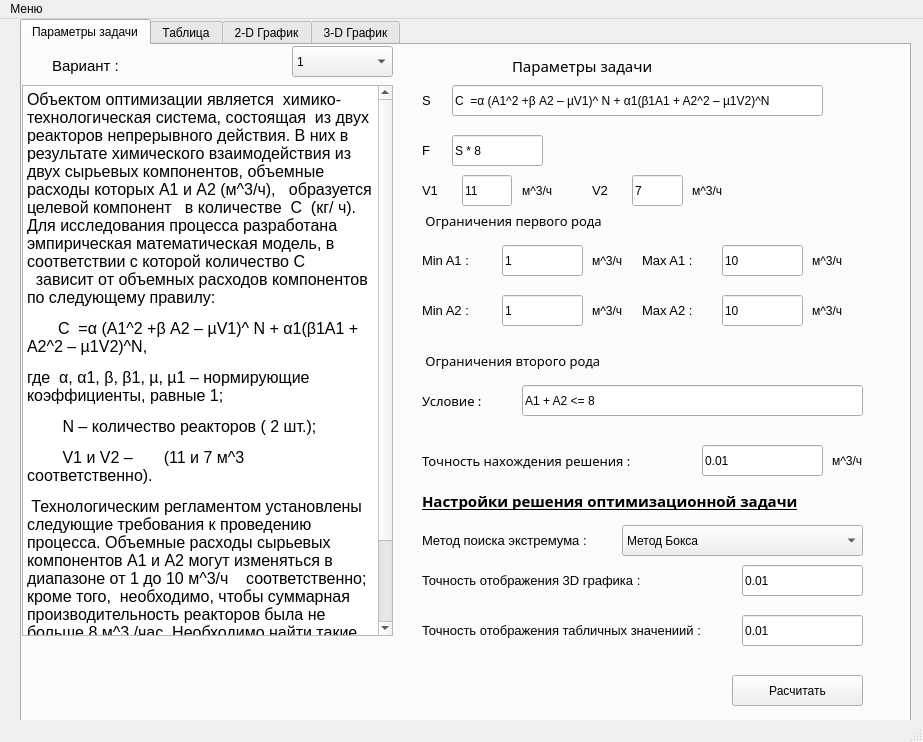
Before: the Qt Designer form optimization_methods/windows/mainWindows/userWindow1_ui.ui in iam-nii/NRS-01, drawn with Qt 5.
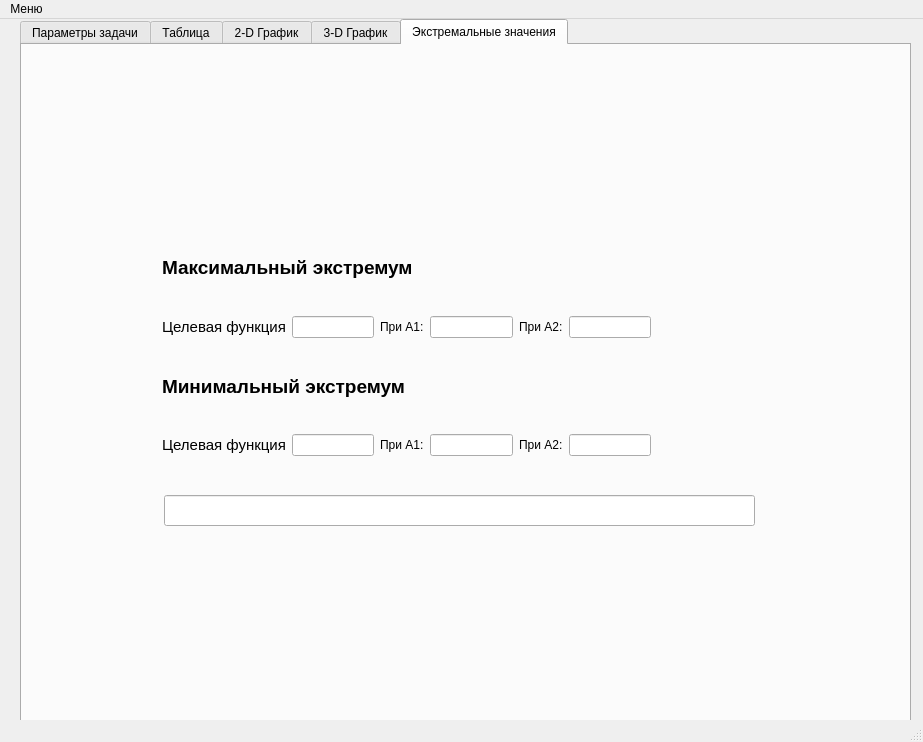
After: the same form once the commit is applied. The open tabs and pages were chosen to show the change.

Commit message: program package ready. Necessary actions: fix 2d graph to draw the line where A1 + A2 < 8

```diff
--- a/optimization_methods/windows/mainWindows/userWindow1_ui.ui
+++ b/optimization_methods/windows/mainWindows/userWindow1_ui.ui
@@ -333,6 +333,9 @@
       <property name="text">
        <string>A1 + A2 &lt;= 8</string>
       </property>
+      <property name="readOnly">
+       <bool>true</bool>
+      </property>
      </widget>
      <widget class="QLabel" name="label_39">
       <property name="geometry">
@@ -713,6 +716,171 @@
       <string>3-D График</string>
      </attribute>
     </widget>
+    <widget class="QWidget" name="results_frame">
+     <attribute name="title">
+      <string>Экстремальные значения</string>
+     </attribute>
+     <widget class="QLineEdit" name="result_output_text">
+      <property name="geometry">
+       <rect>
+        <x>142</x>
+        <y>450</y>
+        <width>591</width>
+        <height>31</height>
+       </rect>
+      </property>
+     </widget>
+     <widget class="QWidget" name="">
+      <property name="geometry">
+       <rect>
+        <x>140</x>
+        <y>180</y>
+        <width>489</width>
+        <height>231</height>
+       </rect>
+      </property>
+      <layout class="QVBoxLayout" name="verticalLayout_3">
+       <item>
+        <layout class="QVBoxLayout" name="verticalLayout">
+         <item>
+          <widget class="QLabel" name="label">
+           <property name="font">
+            <font>
+             <pointsize>14</pointsize>
+             <weight>75</weight>
+             <bold>true</bold>
+            </font>
+           </property>
+           <property name="text">
+            <string>Максимальный экстремум</string>
+           </property>
+          </widget>
+         </item>
+         <item>
+          <layout class="QHBoxLayout" name="horizontalLayout_4">
+           <item>
+            <layout class="QHBoxLayout" name="horizontalLayout">
+             <item>
+              <widget class="QLabel" name="label_2">
+               <property name="font">
+                <font>
+                 <pointsize>11</pointsize>
+                </font>
+               </property>
+               <property name="text">
+                <string>Целевая функция</string>
+               </property>
+              </widget>
+             </item>
+             <item>
+              <widget class="QLineEdit" name="obj_func_max_txt"/>
+             </item>
+            </layout>
+           </item>
+           <item>
+            <layout class="QHBoxLayout" name="horizontalLayout_2">
+             <item>
+              <widget class="QLabel" name="label_3">
+               <property name="text">
+                <string>При А1:</string>
+               </property>
+              </widget>
+             </item>
+             <item>
+              <widget class="QLineEdit" name="obj_max_a1"/>
+             </item>
+            </layout>
+           </item>
+           <item>
+            <layout class="QHBoxLayout" name="horizontalLayout_3">
+             <item>
+              <widget class="QLabel" name="label_4">
+               <property name="text">
+                <string>При А2:</string>
+               </property>
+              </widget>
+             </item>
+             <item>
+              <widget class="QLineEdit" name="obj_max_a2"/>
+             </item>
+            </layout>
+           </item>
+          </layout>
+         </item>
+        </layout>
+       </item>
+       <item>
+        <layout class="QVBoxLayout" name="verticalLayout_2">
+         <item>
+          <widget class="QLabel" name="label_5">
+           <property name="font">
+            <font>
+             <pointsize>14</pointsize>
+             <weight>75</weight>
+             <bold>true</bold>
+            </font>
+           </property>
+           <property name="text">
+            <string>Минимальный экстремум</string>
+           </property>
+          </widget>
+         </item>
+         <item>
+          <layout class="QHBoxLayout" name="horizontalLayout_5">
+           <item>
+            <layout class="QHBoxLayout" name="horizontalLayout_6">
+             <item>
+              <widget class="QLabel" name="label_6">
+               <property name="font">
+                <font>
+                 <pointsize>11</pointsize>
+                </font>
+               </property>
+               <property name="text">
+                <string>Целевая функция</string>
+               </property>
+              </widget>
+             </item>
+             <item>
+              <widget class="QLineEdit" name="obj_func_min_txt"/>
+             </item>
+            </layout>
+           </item>
+           <item>
+            <layout class="QHBoxLayout" name="horizontalLayout_7">
+             <item>
+              <widget class="QLabel" name="label_7">
+               <property name="text">
+                <string>При А1:</string>
+               </property>
+              </widget>
+             </item>
+             <item>
+              <widget class="QLineEdit" name="obj_min_a1"/>
+             </item>
+            </layout>
+           </item>
+           <item>
+            <layout class="QHBoxLayout" name="horizontalLayout_8">
+             <item>
+              <widget class="QLabel" name="label_8">
+               <property name="text">
+                <string>При А2:</string>
+               </property>
+              </widget>
+             </item>
+             <item>
+              <widget class="QLineEdit" name="obj_min_a2"/>
+             </item>
+            </layout>
+           </item>
+          </layout>
+         </item>
+        </layout>
+       </item>
+      </layout>
+     </widget>
+    </widget>
    </widget>
   </widget>
   <widget class="QMenuBar" name="menubar">
```
The commit also changes 368 other files.
